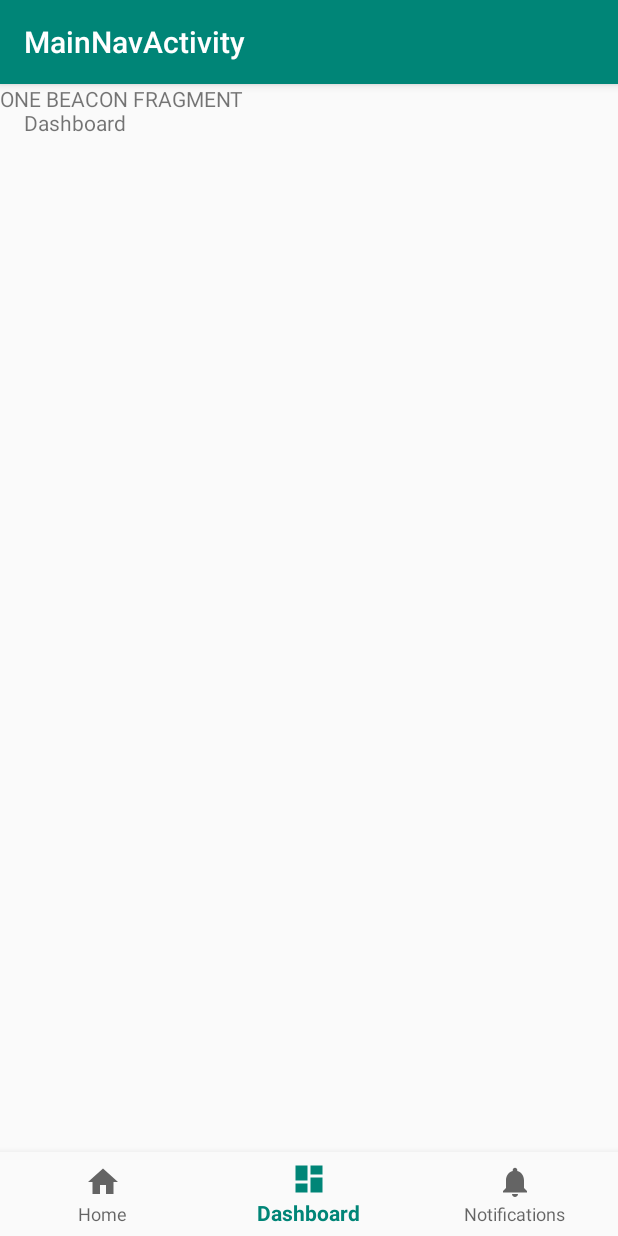
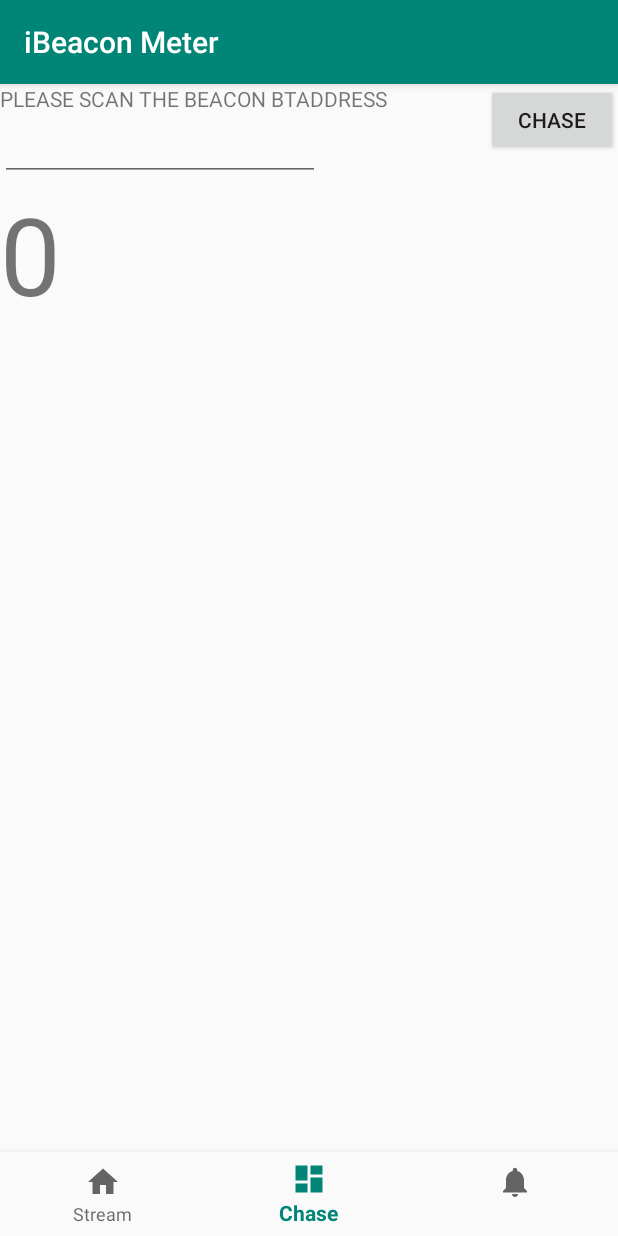
Before and after one commit to NDZL/IBEACONMETER, an Android app: the screen it shows after launch (MainNavActivity), item 2 of the bottom bar chosen, on a phone screen of 412 x 824 dp. Run offline under Robolectric (Android 15) with nearby library versions, the phone set to English and light mode, and no system bars; libraries missing offline, so code that uses them is left out: org.altbeacon.beacon.

Commit message:
stream + chase

```diff
--- a/app/src/main/java/com/ndzl/ibeaconmeter/Fragment_Allbeacons.java
+++ b/app/src/main/java/com/ndzl/ibeaconmeter/Fragment_Allbeacons.java
@@ -13,6 +13,7 @@ import android.widget.TextView;
 public class Fragment_Allbeacons extends Fragment {
 
     TextView textView;
+    TextView maxRssi;
 
     public Fragment_Allbeacons() {
         // Required empty public constructor
@@ -30,11 +31,24 @@ public class Fragment_Allbeacons extends Fragment {
             @Override
             public void onChanged(@Nullable final String newName) {
                 String _cur_txt = textView.getText().toString();
+                if(_cur_txt.split("\n").length>50)
+                    _cur_txt="";
                 textView.setText(newName +_cur_txt);
             }
         };
         NameViewModel.model.getCurrentName().observeForever( nameObserver );
 
+
+
+        maxRssi = view.findViewById(R.id.tv_bigRSSI);
+        final Observer<String> maxvalObserver = new Observer<String>() {
+            @Override
+            public void onChanged(@Nullable final String newName) {
+                maxRssi.setText(newName);
+            }
+        };
+        NameViewModel.model.getGetmaxval().observeForever( maxvalObserver );
+
         return view;
     }
 }
--- a/app/src/main/java/com/ndzl/ibeaconmeter/Fragment_OneBeacon.java
+++ b/app/src/main/java/com/ndzl/ibeaconmeter/Fragment_OneBeacon.java
@@ -1,11 +1,20 @@
 package com.ndzl.ibeaconmeter;
 
 
+import android.arch.lifecycle.Observer;
+import android.content.BroadcastReceiver;
+import android.content.Context;
+import android.content.Intent;
+import android.content.IntentFilter;
 import android.os.Bundle;
+import android.support.annotation.Nullable;
 import android.support.v4.app.Fragment;
 import android.view.LayoutInflater;
 import android.view.View;
 import android.view.ViewGroup;
+import android.widget.Button;
+import android.widget.EditText;
+import android.widget.TextView;
 
 
 /**
@@ -13,17 +22,76 @@ import android.view.ViewGroup;
  */
 public class Fragment_OneBeacon extends Fragment {
 
+    EditText etBeacon;
+    TextView tvRSSI;
+    private BroadcastReceiver receiver;
 
+    Button btChase;
     public Fragment_OneBeacon() {
         // Required empty public constructor
     }
 
+    String beacon_to_chase = "";
+
+    boolean goOn=false;
 
     @Override
     public View onCreateView(LayoutInflater inflater, ViewGroup container,
                              Bundle savedInstanceState) {
+
         // Inflate the layout for this fragment
-        return inflater.inflate(R.layout.fragment_fragment__one_beacon, container, false);
+        View view = inflater.inflate(R.layout.fragment_fragment__one_beacon, container, false);
+
+        final Observer<String> nameObserver = new Observer<String>() {
+            @Override
+            public void onChanged(@Nullable final String newName) {
+                if(goOn){
+                    if(newName.replaceAll(":", "").contains(beacon_to_chase))
+                        tvRSSI.setText(newName.substring(18));
+                }
+            }
+        };
+        NameViewModel.model.getCurrentName().observeForever( nameObserver );
+
+        etBeacon = view.findViewById(R.id.etBeaconBarcode);
+        tvRSSI = view.findViewById(R.id.tv_chased_rssi);
+        btChase =view.findViewById(R.id.btChase);
+        btChase.setOnClickListener(new View.OnClickListener() {
+            @Override
+            public void onClick(View view) {
+                beacon_to_chase = etBeacon.getText().toString();
+                if(beacon_to_chase.length()<12)
+                    etBeacon.setText("ERR");
+                else{
+
+                        goOn=true;
+                }
+            }
+        });
+
+        //GESTIONE LETTURA BARCODE DA INTENT DATAWEDGE
+        receiver = new BroadcastReceiver() {
+            @Override
+            public void onReceive(Context context, Intent intent) {
+
+                String action = intent.getAction();
+                if(action.equals("com.ndzl.readmybarcode")){
+                    String barcode_value = intent.getStringExtra("com.symbol.datawedge.data_string");
+                    etBeacon.setText(barcode_value);
+                }
+
+            }
+        };
+        registerReceivers();
+
+        return view;
+    }
+
+    void registerReceivers() {
+        IntentFilter filter = new IntentFilter();
+        filter.addAction("com.ndzl.readmybarcode");
+        filter.addCategory("android.intent.category.DEFAULT");
+        Intent regres = getActivity().registerReceiver(receiver, filter);
     }
 
 }
--- a/app/src/main/java/com/ndzl/ibeaconmeter/MainNavActivity.java
+++ b/app/src/main/java/com/ndzl/ibeaconmeter/MainNavActivity.java
@@ -12,6 +12,7 @@ import android.support.v4.app.FragmentTransaction;
 import android.support.v7.app.AppCompatActivity;
 import android.support.annotation.NonNull;
 import android.util.Log;
+import android.view.KeyEvent;
 import android.view.MenuItem;
 import android.view.ViewGroup;
 import android.widget.TextView;
@@ -49,24 +50,15 @@ public class MainNavActivity extends AppCompatActivity implements BeaconConsumer
         public boolean onNavigationItemSelected(@NonNull MenuItem item) {
             switch (item.getItemId()) {
                 case R.id.navigation_home:
-                    mTextMessage.setText("");
-
                     Fragment fr_ALL = new Fragment_Allbeacons();
                     replaceFragment(fr_ALL);
-
                     return true;
                 case R.id.navigation_dashboard:
-                    mTextMessage.setText(R.string.title_dashboard);
-
                     Fragment fr_ONE = new Fragment_OneBeacon();
                     replaceFragment(fr_ONE);
-
                     return true;
                 case R.id.navigation_notifications:
-                    mTextMessage.setText(R.string.title_notifications);
-                    for (Fragment fragment:getSupportFragmentManager().getFragments()) {
-                        //getSupportFragmentManager().beginTransaction().remove(fragment).commit();
-                    }
+
                     return true;
             }
             return false;
@@ -95,7 +87,9 @@ public class MainNavActivity extends AppCompatActivity implements BeaconConsumer
         }
 
         NameViewModel.model = ViewModelProviders.of(this).get(NameViewModel.class);
-
+        Fragment fr_ALL = new Fragment_Allbeacons();
+        replaceFragment(fr_ALL);
+        mTextMessage.setText("");
     }
 
     @Override
@@ -111,6 +105,11 @@ public class MainNavActivity extends AppCompatActivity implements BeaconConsumer
         }
     }
 
+    @Override
+    public boolean onKeyDown(int keyCode, KeyEvent event) {
+
+        return super.onKeyDown(keyCode, event);
+    }
 
     void startBeaconLibrary(){
         beaconManager = BeaconManager.getInstanceForApplication(this);
@@ -122,16 +121,22 @@ public class MainNavActivity extends AppCompatActivity implements BeaconConsumer
     }
 
 
+    int resetcounter=8;
+    int resetrows=10;
 
     String toBePrinted = "x";
+    int maxRssi=-1000;
+    String maxRSSI_mac="";
     void PrintOnScreen(String _s){
+
         toBePrinted = _s;
         runOnUiThread(new Runnable() {
             @Override
             public void run() {
-                String _old = mTextMessage.getText().toString();
-                //mTextMessage.setText(toBePrinted+"\n"+_old);
-                NameViewModel.model.getCurrentName().setValue(toBePrinted+"\n"+_old);
+
+                NameViewModel.model.getCurrentName().setValue(toBePrinted+"\n");
+
+                NameViewModel.model.getGetmaxval().setValue(maxRSSI_mac+" "+maxRssi);
             }
         });
     }
@@ -161,16 +166,29 @@ public class MainNavActivity extends AppCompatActivity implements BeaconConsumer
             beaconManager.startMonitoringBeaconsInRegion(new Region("FE913213-B311-4A42-8C16-47FAEAC938DB", null, null, null));
         } catch (RemoteException e) {    }
 
+
         beaconManager.addRangeNotifier(new RangeNotifier() {
             @Override
             public void didRangeBeaconsInRegion(Collection beacons, Region region) {
                 if (beacons.size() > 0) {
+                    if(resetcounter--==0){
+                        maxRssi=-1000;
+                        maxRSSI_mac="";
+                        resetcounter=8;
+                    }
 
                     for (Object _b : beacons) {
                         String btAddr = ((Beacon)_b).getBluetoothAddress();
                         String bRssi = ""+((Beacon)_b).getRssi();
+
+                        if(((Beacon)_b).getRssi()>maxRssi){
+                            maxRssi = ((Beacon)_b).getRssi();
+                            maxRSSI_mac = btAddr.substring(12);
+                        }
+
                         PrintOnScreen(btAddr+" "+bRssi+" dBm");
                         Log.i(TAG, " "+btAddr+" "+bRssi+" dBm");
+
                     }
                 }
             }
--- a/app/src/main/java/com/ndzl/ibeaconmeter/NameViewModel.java
+++ b/app/src/main/java/com/ndzl/ibeaconmeter/NameViewModel.java
@@ -8,7 +8,6 @@ public class NameViewModel extends ViewModel {
     static public NameViewModel model;
 
     private MutableLiveData<String> currentName;
-
     public MutableLiveData<String> getCurrentName() {
         if (currentName == null) {
             currentName = new MutableLiveData<String>();
@@ -16,4 +15,14 @@ public class NameViewModel extends ViewModel {
         return currentName;
     }
 
+
+
+    private MutableLiveData<String> maxval;
+    public MutableLiveData<String> getGetmaxval() {
+        if (maxval == null) {
+            maxval = new MutableLiveData<String>();
+        }
+        return maxval;
+    }
+
 }
--- a/app/src/main/res/layout/activity_main_nav.xml
+++ b/app/src/main/res/layout/activity_main_nav.xml
@@ -12,7 +12,6 @@
         android:layout_width="wrap_content"
         android:layout_height="wrap_content"
         android:layout_marginStart="@dimen/activity_horizontal_margin"
-        android:layout_marginLeft="@dimen/activity_horizontal_margin"
         android:layout_marginTop="@dimen/activity_vertical_margin"
         android:text="@string/title_home"
         app:layout_constraintLeft_toLeftOf="parent"
--- a/app/src/main/res/layout/fragment_fragment__one_beacon.xml
+++ b/app/src/main/res/layout/fragment_fragment__one_beacon.xml
@@ -1,15 +1,47 @@
 <?xml version="1.0" encoding="utf-8"?>
-<FrameLayout xmlns:android="http://schemas.android.com/apk/res/android"
-    xmlns:tools="http://schemas.android.com/tools"
-    android:id="@+id/frOneBeacon"
+<ScrollView xmlns:tools="http://schemas.android.com/tools"
+android:layout_height="match_parent"
+android:layout_width="match_parent"
+xmlns:android="http://schemas.android.com/apk/res/android">
+<RelativeLayout
+    android:id="@+id/frAllBeacons"
     android:layout_width="match_parent"
-    android:layout_height="match_parent"
-    tools:context=".Fragment_OneBeacon">
+    android:layout_height="wrap_content"
+    android:scrollbars="vertical"
+    tools:context=".Fragment_Allbeacons">
 
-    <!-- TODO: Update blank fragment layout -->
     <TextView
+        android:id="@+id/tvOneBeacon"
         android:layout_width="match_parent"
         android:layout_height="match_parent"
-        android:text="ONE BEACON FRAGMENT" />
+        android:text="PLEASE SCAN THE BEACON BTADDRESS" />
 
-</FrameLayout>
+    <EditText
+        android:id="@+id/etBeaconBarcode"
+        android:layout_width="wrap_content"
+        android:layout_height="wrap_content"
+        android:layout_below="@+id/tvOneBeacon"
+        android:editable="false"
+        android:ems="10" />
+
+    <Button
+        android:id="@+id/btChase"
+        android:layout_width="wrap_content"
+        android:layout_height="wrap_content"
+        android:layout_alignEnd="@id/tvOneBeacon"
+        android:text="Chase" />
+
+    <TextView
+        android:id="@+id/tv_chased_rssi"
+        android:layout_width="wrap_content"
+        android:layout_height="match_parent"
+        android:layout_below="@+id/etBeaconBarcode"
+        android:layout_alignParentStart="true"
+        android:layout_alignParentTop="false"
+        android:layout_centerInParent="true"
+        android:layout_centerHorizontal="false"
+        android:text="0"
+        android:textSize="72dp" />
+
+</RelativeLayout>
+</ScrollView>
--- a/app/src/main/res/values/strings.xml
+++ b/app/src/main/res/values/strings.xml
@@ -1,9 +1,9 @@
 <resources>
     <string name="app_name">iBeaconMeter</string>
-    <string name="title_activity_main_nav">MainNavActivity</string>
-    <string name="title_home">Home</string>
-    <string name="title_dashboard">Dashboard</string>
-    <string name="title_notifications">Notifications</string>
+    <string name="title_activity_main_nav">iBeacon Meter</string>
+    <string name="title_home">Stream</string>
+    <string name="title_dashboard">Chase</string>
+    <string name="title_notifications"></string>
 
     <!-- TODO: Remove or change this placeholder text -->
     <string name="hello_blank_fragment">Hello blank fragment</string>
```
